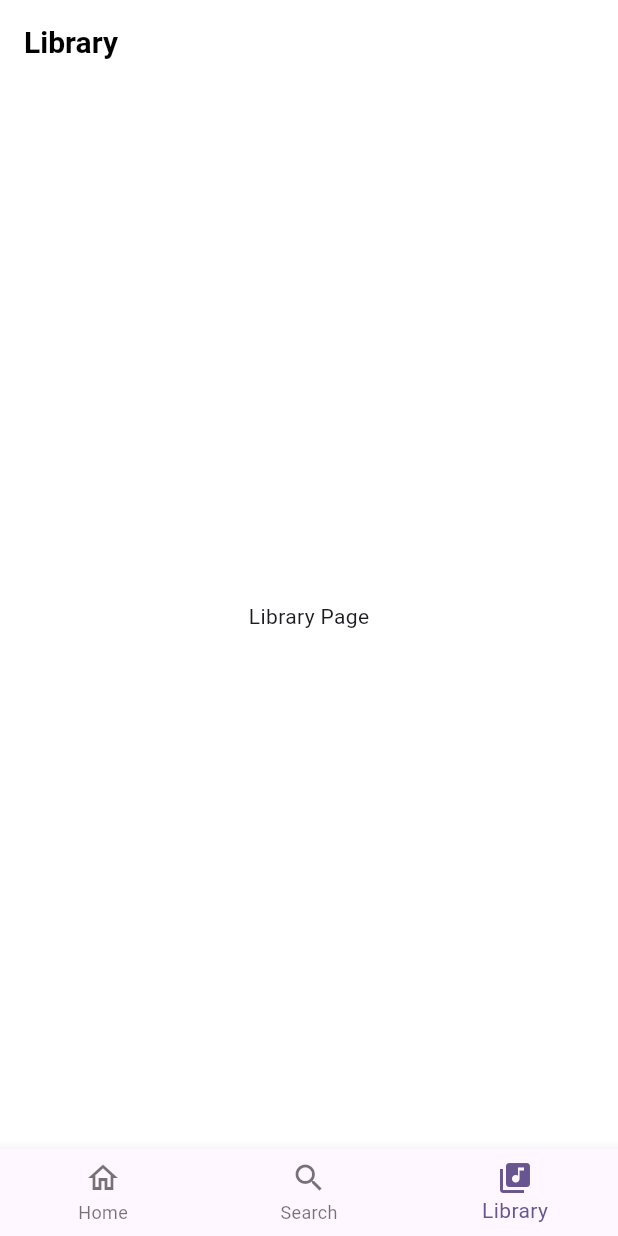
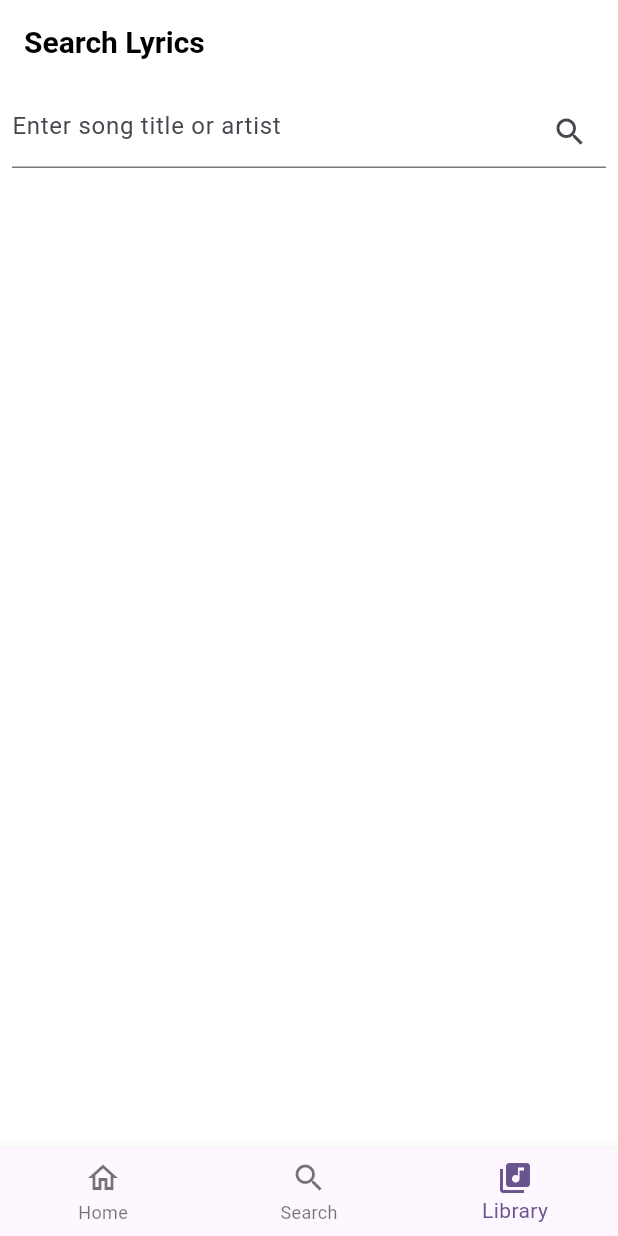
Before and after one commit to njuliebe/music-app, a Flutter app: the screen it shows after launch, item 3 of the bottom bar chosen, on a phone screen of 412 x 824 dp. Run offline on Flutter 3.47's test engine with Material 3 defaults, Android fonts, the phone set to English and light mode, and no system bars; our stand-ins replace dio, flutter_riverpod, freezed_annotation, just_audio.

Commit message:
add lyric search and display

```diff
--- /dev/null
+++ b/lib/src/features/lyrics/presentation/lyric_search_screen.dart
@@ -0,0 +1,84 @@
+import 'package:flutter/material.dart';
+import 'package:flutter_riverpod/flutter_riverpod.dart';
+import 'package:music_app/src/features/lyrics/data/lyric_repository.dart';
+import 'package:music_app/src/features/lyrics/domain/lyric.dart';
+
+final searchQueryProvider = StateProvider<String>((ref) => '');
+
+class LyricSearchScreen extends ConsumerStatefulWidget {
+  const LyricSearchScreen({super.key});
+
+  @override
+  ConsumerState<LyricSearchScreen> createState() => _LyricSearchScreenState();
+}
+
+class _LyricSearchScreenState extends ConsumerState<LyricSearchScreen> {
+  final _textController = TextEditingController();
+
+  @override
+  void dispose() {
+    _textController.dispose();
+    super.dispose();
+  }
+
+  @override
+  Widget build(BuildContext context) {
+    final searchQuery = ref.watch(searchQueryProvider);
+    final lyrics = ref.watch(lyricSearchProvider(searchQuery));
+
+    return Scaffold(
+      appBar: AppBar(title: const Text('Search Lyrics')),
+      body: Column(
+        children: [
+          Padding(
+            padding: const EdgeInsets.all(8.0),
+            child: TextField(
+              controller: _textController,
+              decoration: InputDecoration(
+                hintText: 'Enter song title or artist',
+                suffixIcon: IconButton(
+                  icon: const Icon(Icons.search),
+                  onPressed: () {
+                    ref.read(searchQueryProvider.notifier).state =
+                        _textController.text;
+                  },
+                ),
+              ),
+              onSubmitted: (value) {
+                ref.read(searchQueryProvider.notifier).state = value;
+              },
+            ),
+          ),
+          Expanded(
+            child: lyrics.when(
+              data: (data) => ListView.builder(
+                itemCount: data.length,
+                itemBuilder: (context, index) {
+                  final lyric = data[index];
+                  return ListTile(
+                    title: Text(lyric.name),
+                    subtitle: Text(lyric.artistName),
+                    onTap: () {
+                      // TODO: Navigate to lyric detail screen
+                    },
+                  );
+                },
+              ),
+              loading: () => const Center(child: CircularProgressIndicator()),
+              error: (error, stackTrace) =>
+                  Center(child: Text(error.toString())),
+            ),
+          ),
+        ],
+      ),
+    );
+  }
+}
+
+final lyricSearchProvider =
+    FutureProvider.autoDispose.family<List<Lyric>, String>((ref, query) async {
+  if (query.isEmpty) {
+    return [];
+  }
+  return ref.watch(lyricRepositoryProvider).searchLyrics(query);
+});
--- a/lib/src/features/search/presentation/search_page.dart
+++ b/lib/src/features/search/presentation/search_page.dart
@@ -2,6 +2,8 @@ import 'package:flutter/material.dart';
 import 'package:flutter_riverpod/flutter_riverpod.dart';
 import 'package:music_app/src/data/models/song.dart';
 import 'package:music_app/src/data/providers.dart';
+import 'package:music_app/src/features/lyrics/data/lyric_repository.dart';
+import 'package:music_app/src/features/lyrics/domain/lyric.dart';
 
 import 'package:music_app/src/features/player/presentation/player_page.dart';
 
--- a/lib/src/shared/shell/main_scaffold.dart
+++ b/lib/src/shared/shell/main_scaffold.dart
@@ -2,6 +2,7 @@ import 'package:flutter/material.dart';
 import 'package:flutter_riverpod/flutter_riverpod.dart';
 import 'package:music_app/src/features/home/presentation/home_page.dart';
 import 'package:music_app/src/features/library/presentation/library_page.dart';
+import 'package:music_app/src/features/lyrics/presentation/lyric_search_screen.dart';
 import 'package:music_app/src/features/search/presentation/search_page.dart';
 
 final pageIndexProvider = StateProvider<int>((ref) => 0);
@@ -12,6 +13,7 @@ class MainScaffold extends ConsumerWidget {
   final _pages = const [
     HomePage(),
     SearchPage(),
+    LyricSearchScreen(),
     LibraryPage(),
   ];
 
--- a/lib/src/shared/theme/app_theme.dart
+++ b/lib/src/shared/theme/app_theme.dart
@@ -31,5 +31,10 @@ class AppTheme {
       iconTheme: IconThemeData(color: Colors.white),
       titleTextStyle: TextStyle(color: Colors.white, fontSize: 20, fontWeight: FontWeight.bold),
     ),
+    bottomNavigationBarTheme: const BottomNavigationBarThemeData(
+      backgroundColor: Colors.black,
+      selectedItemColor: Colors.white,
+      unselectedItemColor: Colors.grey,
+    ),
   );
 }
```
Also changed, not shown: lib/src/features/lyrics/data/lyric_repository.dart (added, +43 -0 lines), lib/src/features/lyrics/domain/lyric.dart (added, +21 -0 lines), lib/src/features/player/presentation/player_page.dart (+76 -9 lines), lib/src/features/lyrics/domain/lyric.freezed.dart (added), lib/src/features/lyrics/domain/lyric.g.dart (added).
